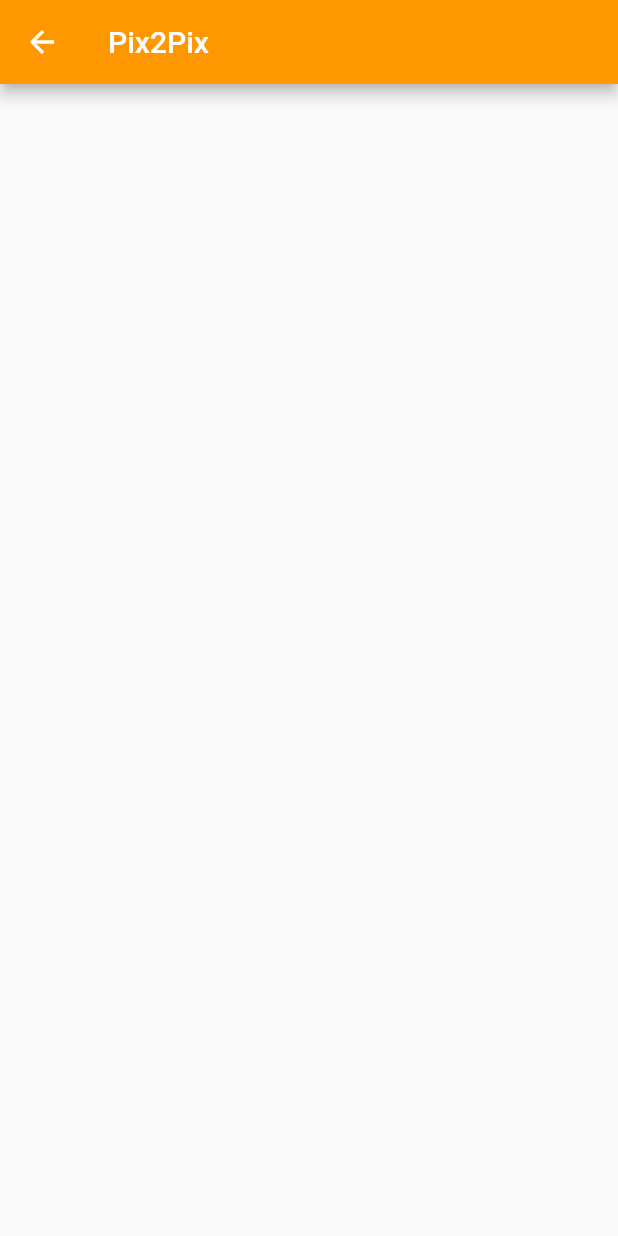
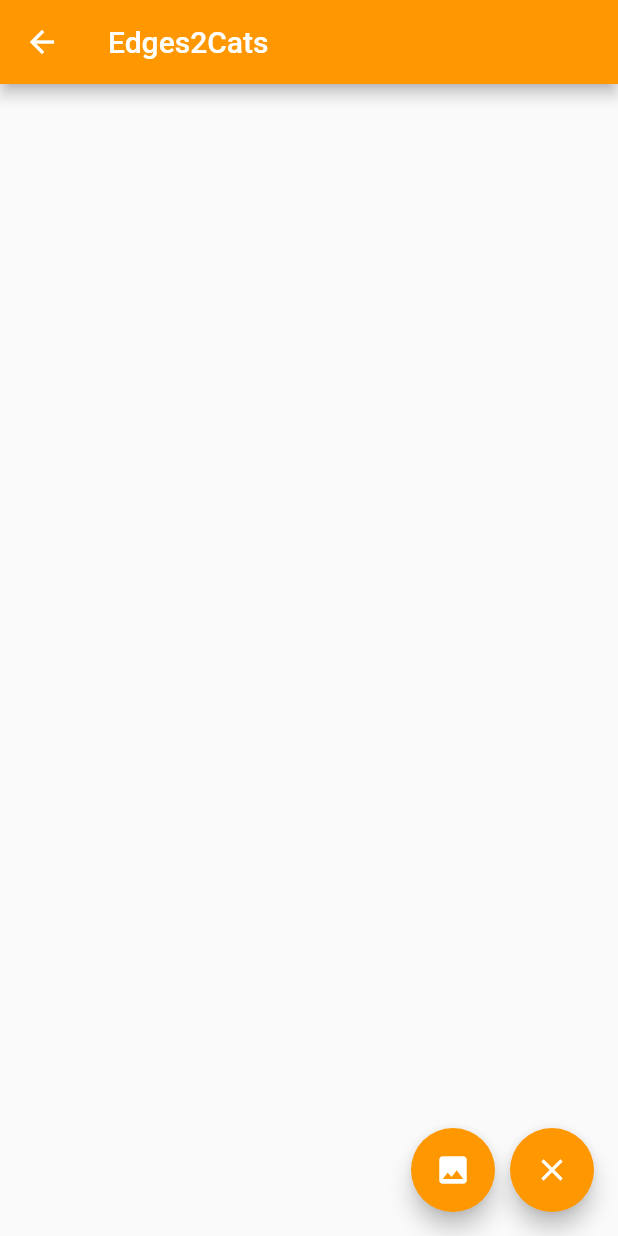
Before and after one commit to SerejaSerjik/tensorflow_practice, a Flutter app: the Pix2PixPage screen opened directly, on a phone screen of 412 x 824 dp. Run offline on Flutter 3.47's test engine with Material 2 defaults, Android fonts, the phone set to English and light mode, and no system bars; our stand-ins replace image_picker, sliding_up_panel; missing offline and left inert: tflite.

Commit message:
fix pix2pix

```diff
--- a/lib/main.dart
+++ b/lib/main.dart
@@ -17,6 +17,9 @@ class MyApp extends StatelessWidget {
         accentColor: Colors.orange,
         primarySwatch: Colors.orange,
         buttonColor: Colors.orange,
+        floatingActionButtonTheme: FloatingActionButtonThemeData(
+          foregroundColor: Colors.white,
+        ),
       ),
       home: HomePage(),
     );
--- a/lib/pages/home.dart
+++ b/lib/pages/home.dart
@@ -37,7 +37,7 @@ class HomePage extends StatelessWidget {
               ),
               _buildRaisedButton(
                 context,
-                text: "Pix2Pix",
+                text: "Edges2Cats",
                 routeWidget: Pix2PixPage(),
               ),
             ],
--- a/lib/pages/pix2pix.dart
+++ b/lib/pages/pix2pix.dart
@@ -7,6 +7,8 @@ class Pix2PixPage extends StatefulWidget {
 }
 
 class _Pix2PixPageState extends State<Pix2PixPage> {
+  List<Offset> _points = <Offset>[];
+
   @override
   Widget build(BuildContext context) {
     return Scaffold(
@@ -20,13 +22,73 @@ class _Pix2PixPageState extends State<Pix2PixPage> {
         ),
         iconTheme: IconThemeData(color: Colors.white),
         title: Text(
-          "Pix2Pix",
+          "Edges2Cats",
           style: TextStyle(
             color: Colors.white,
           ),
         ),
       ),
-      body: Container(),
+      body: Container(
+        child: GestureDetector(
+          onPanUpdate: (DragUpdateDetails details) {
+            setState(() {
+              RenderBox object = context.findRenderObject();
+              Offset _localPosition =
+                  object.globalToLocal(details.globalPosition);
+              print(_localPosition);
+              _points = List.from(_points)..add(_localPosition);
+            });
+          },
+          onPanEnd: (DragEndDetails details) {
+            _points.add(null);
+          },
+          child: CustomPaint(
+            painter: EdgesPainter(points: _points),
+            size: Size.infinite,
+          ),
+        ),
+      ),
+      floatingActionButton: Row(
+        mainAxisAlignment: MainAxisAlignment.end,
+        children: [
+          FloatingActionButton(
+            child: Icon(Icons.image),
+            onPressed: () {},
+            heroTag: null,
+          ),
+          SizedBox(
+            width: 10,
+          ),
+          FloatingActionButton(
+            child: Icon(Icons.clear),
+            onPressed: () => _points.clear(),
+            heroTag: null,
+          ),
+        ],
+      ),
     );
   }
 }
+
+class EdgesPainter extends CustomPainter {
+  List<Offset> points;
+
+  EdgesPainter({this.points});
+
+  @override
+  void paint(Canvas canvas, Size size) {
+    Paint paint = Paint()
+      ..color = Colors.black.withOpacity(0.1)
+      ..strokeCap = StrokeCap.round
+      ..strokeWidth = 5.0;
+
+    for (int i = 0; i < points.length - 1; i++) {
+      if (points[i] != null && points[i + 1] != null) {
+        canvas.drawLine(points[i], points[i + 1], paint);
+      }
+    }
+  }
+
+  @override
+  bool shouldRepaint(EdgesPainter oldDelegate) => oldDelegate.points != points;
+}
```
